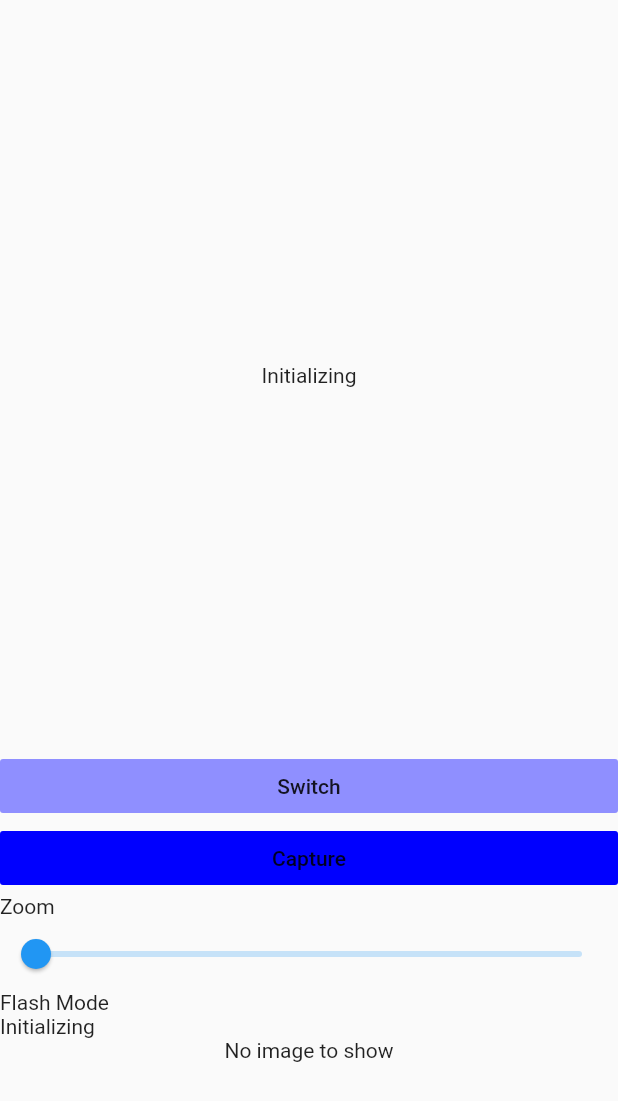
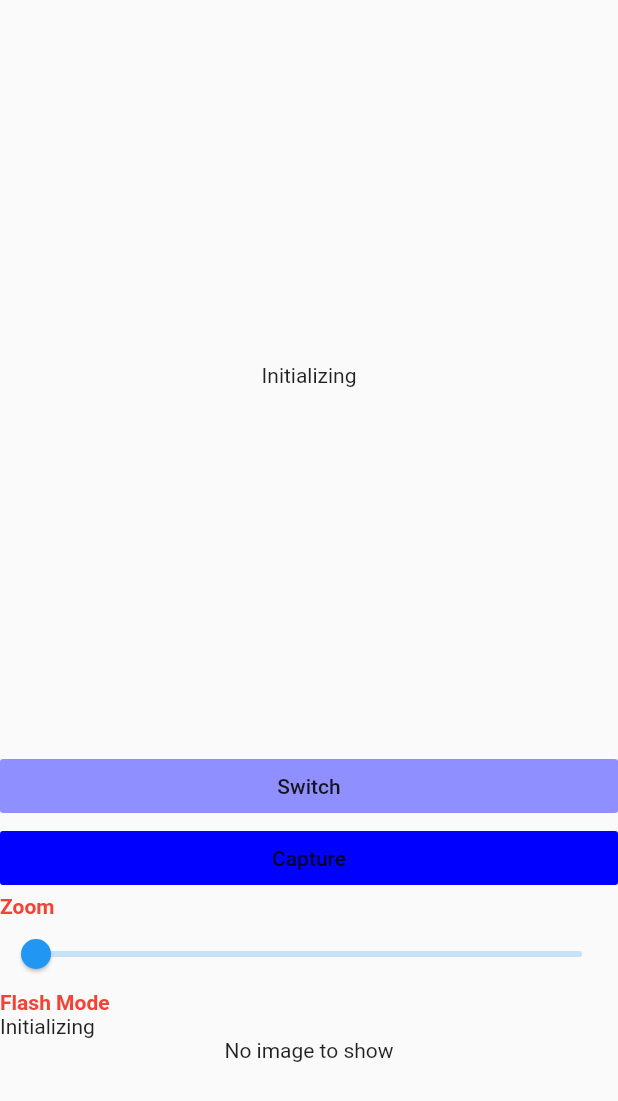
Before and after one commit to iLeafSolutionsPvtLtd/picterusPlugin, a Flutter app: the screen it shows after launch, on a phone screen of 412 x 824 dp. Shown: the top 1101 px of the screen. Run offline on Flutter 3.47's test engine with Material 2 defaults, Android fonts, the phone set to English and light mode, and no system bars.

Commit message:
Minor ui change.

```diff
--- a/example/lib/main.dart
+++ b/example/lib/main.dart
@@ -140,9 +140,17 @@ class _MyAppState extends State<MyApp> {
                                         highlightColor: Color(0xFF00FFFF),
                                         onPressed: captureButtonClicked
                                     ),
-                                    Text('Zoom'),
+                                    Text('Zoom',
+                                        style: TextStyle(
+                                            color: Colors.red,
+                                            fontWeight: FontWeight.bold),
+                                    ),
                                     Slider(onChanged: zoomChanged, min: 1.0, max: sqrt(_maxZoomFactor), value: sqrt(_zoomFactor)),
-                                    Text('Flash Mode'),
+                                    Text('Flash Mode',
+                                        style: TextStyle(
+                                            color: Colors.red,
+                                            fontWeight: FontWeight.bold),
+                                    ),
                                     _flashMode != null ? DropdownButton<FlashlightMode>(items: _flashModes.map((value) {
                                             return new DropdownMenuItem<FlashlightMode>(
                                                 value: value,
```
